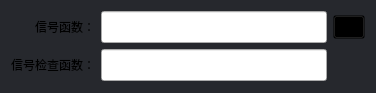
First picture: the form in editor/dialogs/nodeedit/eventtriggerinput.ui, repository daonvshu/qtaskmachine, before the edit.
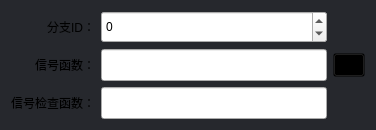
Second picture: the form after the edit. Icons and pictures are not drawn.

Patch:
```diff
--- a/editor/dialogs/nodeedit/eventtriggerinput.ui
+++ b/editor/dialogs/nodeedit/eventtriggerinput.ui
@@ -7,7 +7,7 @@
     <x>0</x>
     <y>0</y>
     <width>376</width>
-    <height>93</height>
+    <height>126</height>
    </rect>
   </property>
   <property name="windowTitle">
@@ -20,35 +20,35 @@
 }</string>
   </property>
   <layout class="QGridLayout" name="gridLayout">
-   <item row="0" column="0">
-    <widget class="QLabel" name="label">
-     <property name="text">
-      <string>信号函数：</string>
-     </property>
-     <property name="alignment">
-      <set>Qt::AlignRight|Qt::AlignTrailing|Qt::AlignVCenter</set>
+   <item row="2" column="1">
+    <widget class="QLineEdit" name="input_check">
+     <property name="minimumSize">
+      <size>
+       <width>0</width>
+       <height>32</height>
+      </size>
      </property>
     </widget>
    </item>
-   <item row="1" column="0">
+   <item row="2" column="0">
     <widget class="QLabel" name="label_2">
      <property name="text">
       <string>信号检查函数：</string>
      </property>
     </widget>
    </item>
-   <item row="0" column="1">
-    <widget class="QLineEdit" name="input_trigger">
-     <property name="minimumSize">
-      <size>
-       <width>0</width>
-       <height>32</height>
-      </size>
+   <item row="1" column="0">
+    <widget class="QLabel" name="label">
+     <property name="text">
+      <string>信号函数：</string>
+     </property>
+     <property name="alignment">
+      <set>Qt::AlignRight|Qt::AlignTrailing|Qt::AlignVCenter</set>
      </property>
     </widget>
    </item>
    <item row="1" column="1">
-    <widget class="QLineEdit" name="input_check">
+    <widget class="QLineEdit" name="input_trigger">
      <property name="minimumSize">
       <size>
        <width>0</width>
@@ -57,7 +57,35 @@
      </property>
     </widget>
    </item>
-   <item row="0" column="2">
+   <item row="0" column="0">
+    <widget class="QLabel" name="label_id">
+     <property name="text">
+      <string>分支ID：</string>
+     </property>
+     <property name="alignment">
+      <set>Qt::AlignRight|Qt::AlignTrailing|Qt::AlignVCenter</set>
+     </property>
+    </widget>
+   </item>
+   <item row="0" column="1">
+    <widget class="QSpinBox" name="input_id">
+     <property name="minimumSize">
+      <size>
+       <width>0</width>
+       <height>32</height>
+      </size>
+     </property>
+     <property name="minimum">
+      <number>-1</number>
+     </property>
+     <property name="maximum">
+      <number>100000000</number>
+     </property>
+    </widget>
+   </item>
+   <item row="0" column="2" rowspan="3">
+    <layout class="QVBoxLayout" name="verticalLayout">
+     <item>
     <widget class="QPushButton" name="btn_remove">
      <property name="minimumSize">
       <size>
@@ -94,6 +122,8 @@
       </size>
      </property>
     </widget>
+     </item>
+    </layout>
    </item>
   </layout>
  </widget>
```
Lines whose indentation alone changed are shown as unchanged.
